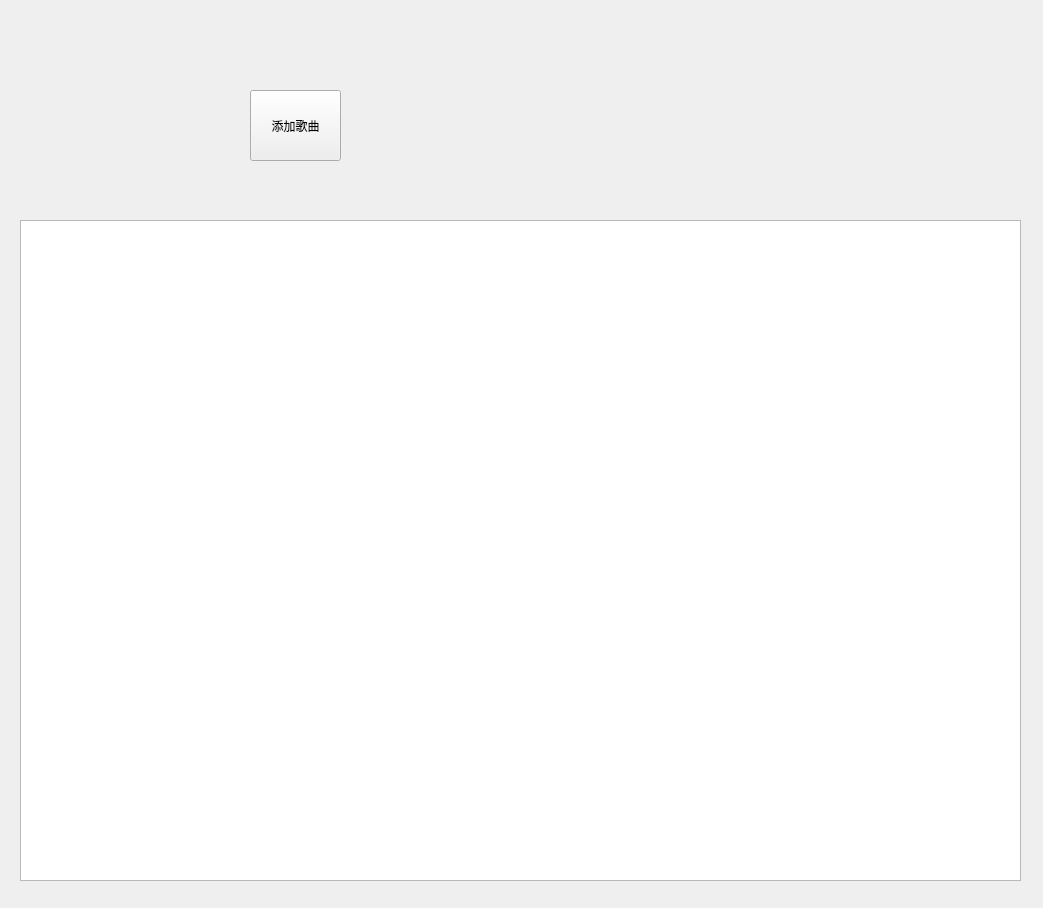
Qt form MusicPlayer/MusicPlayer/LocalMusicWgt.ui (xfxbbb/musicPlayer) before a commit.
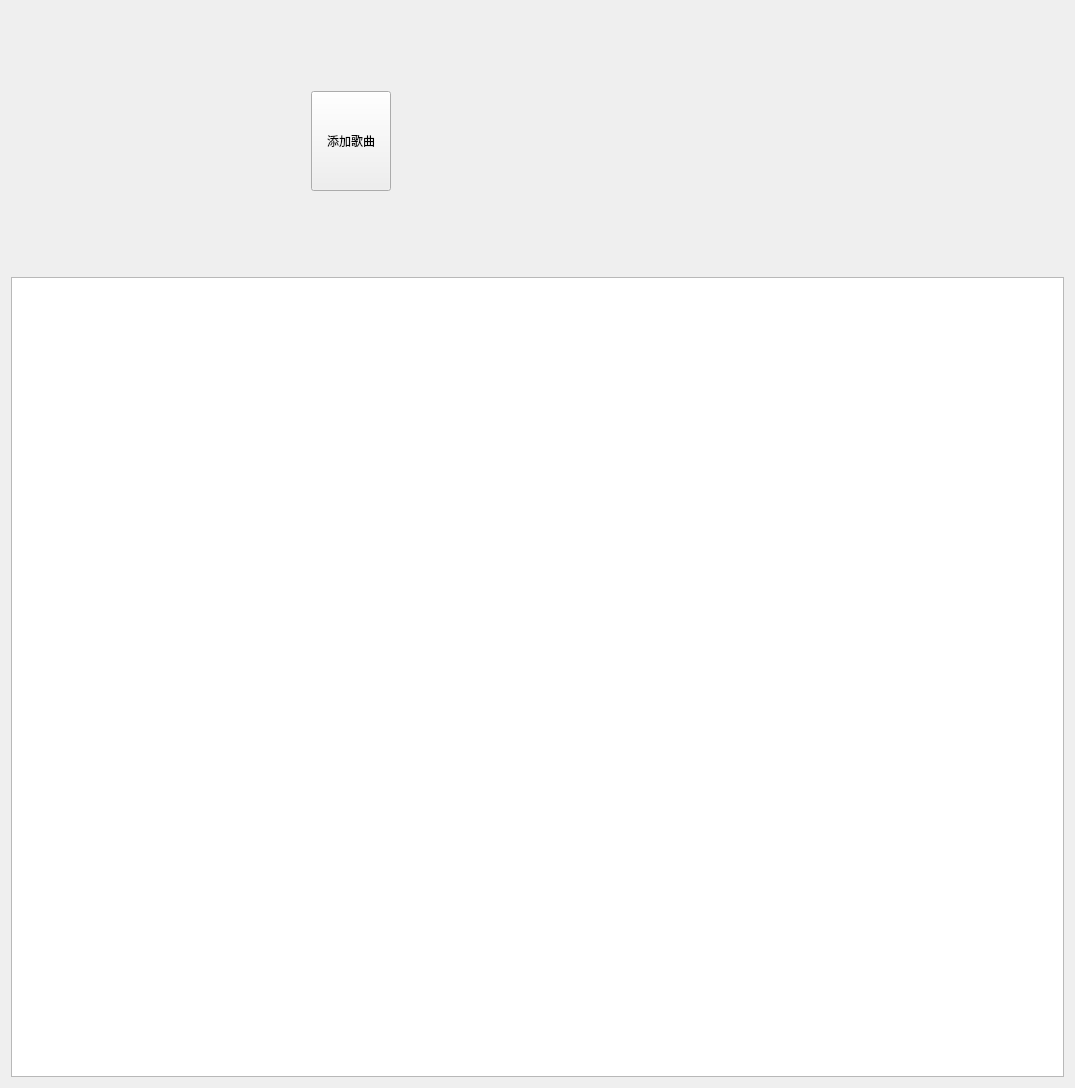
The same form after that commit. Icons and pictures are not drawn. Custom widgets are drawn as their Qt base class.

```diff
--- a/MusicPlayer/MusicPlayer/LocalMusicWgt.ui
+++ b/MusicPlayer/MusicPlayer/LocalMusicWgt.ui
@@ -6,55 +6,131 @@
    <rect>
     <x>0</x>
     <y>0</y>
-    <width>1043</width>
-    <height>908</height>
+    <width>1075</width>
+    <height>967</height>
    </rect>
   </property>
   <property name="windowTitle">
    <string>CLocalMusicWgt</string>
   </property>
-  <widget class="QWidget" name="leftSongImg" native="true">
-   <property name="geometry">
-    <rect>
-     <x>20</x>
-     <y>40</y>
-     <width>171</width>
-     <height>161</height>
-    </rect>
-   </property>
-   <property name="styleSheet">
-    <string notr="true">#leftSongImg{	
+  <layout class="QGridLayout" name="gridLayout">
+   <item row="0" column="0">
+    <layout class="QVBoxLayout" name="verticalLayout">
+     <item>
+      <layout class="QHBoxLayout" name="horizontalLayout">
+       <property name="spacing">
+        <number>0</number>
+       </property>
+       <item>
+        <widget class="QWidget" name="leftSongImg" native="true">
+         <property name="sizePolicy">
+          <sizepolicy hsizetype="Maximum" vsizetype="Maximum">
+           <horstretch>0</horstretch>
+           <verstretch>0</verstretch>
+          </sizepolicy>
+         </property>
+         <property name="minimumSize">
+          <size>
+           <width>300</width>
+           <height>260</height>
+          </size>
+         </property>
+         <property name="styleSheet">
+          <string notr="true">#leftSongImg{	
 	
 	border-image: url(:/MusicPlayer/img/musicImg.png);
 
 }</string>
-   </property>
-  </widget>
-  <widget class="QPushButton" name="addSongBtn">
-   <property name="geometry">
-    <rect>
-     <x>250</x>
-     <y>90</y>
-     <width>91</width>
-     <height>71</height>
-    </rect>
-   </property>
-   <property name="text">
-    <string>添加歌曲</string>
-   </property>
-  </widget>
-  <widget class="QListWidget" name="listWidget">
-   <property name="geometry">
-    <rect>
-     <x>20</x>
-     <y>220</y>
-     <width>1001</width>
-     <height>661</height>
-    </rect>
-   </property>
-  </widget>
+         </property>
+        </widget>
+       </item>
+       <item>
+        <widget class="QPushButton" name="addSongBtn">
+         <property name="sizePolicy">
+          <sizepolicy hsizetype="Maximum" vsizetype="Maximum">
+           <horstretch>0</horstretch>
+           <verstretch>0</verstretch>
+          </sizepolicy>
+         </property>
+         <property name="minimumSize">
+          <size>
+           <width>30</width>
+           <height>100</height>
+          </size>
+         </property>
+         <property name="text">
+          <string>添加歌曲</string>
+         </property>
+        </widget>
+       </item>
+       <item>
+        <spacer name="horizontalSpacer">
+         <property name="orientation">
+          <enum>Qt::Horizontal</enum>
+         </property>
+         <property name="sizeHint" stdset="0">
+          <size>
+           <width>40</width>
+           <height>20</height>
+          </size>
+         </property>
+        </spacer>
+       </item>
+      </layout>
+     </item>
+     <item>
+      <widget class="CMusicListView" name="listView">
+       <property name="minimumSize">
+        <size>
+         <width>0</width>
+         <height>800</height>
+        </size>
+       </property>
+       <property name="styleSheet">
+        <string notr="true">/*QListView的样式表*/
+#listView{
+    show-decoration-selected: 1;
+}
+  
+/*iterm的高度*/
+#listView::item{
+	height: 50px; /*插入iterm高度*/
+	font-size:20pt;
+}
+#listView::item:alternate {
+      background: #EEEEEE;		
+}
+#listView::item:selected {
+      border: 1px solid #6a6ea9;	
+}
+/*当前index的颜色*/
+#listView::item:selected:!active {
+      background: #838383
+}
+/*鼠标选中的颜色*/
+#listView::item:selected:active {
+     background: #c3c3c3
+}
+/*鼠标悬停的颜色*/
+#listView::item:hover {
+     background: #c3c3c3
+}
+</string>
+       </property>
+      </widget>
+     </item>
+    </layout>
+   </item>
+  </layout>
  </widget>
  <layoutdefault spacing="6" margin="11"/>
+ <customwidgets>
+  <customwidget>
+   <class>CMusicListView</class>
+   <extends>QListView</extends>
+   <header location="global">MusicListView.h</header>
+  </customwidget>
+ </customwidgets>
  <resources>
   <include location="MusicPlayer.qrc"/>
  </resources>
```
